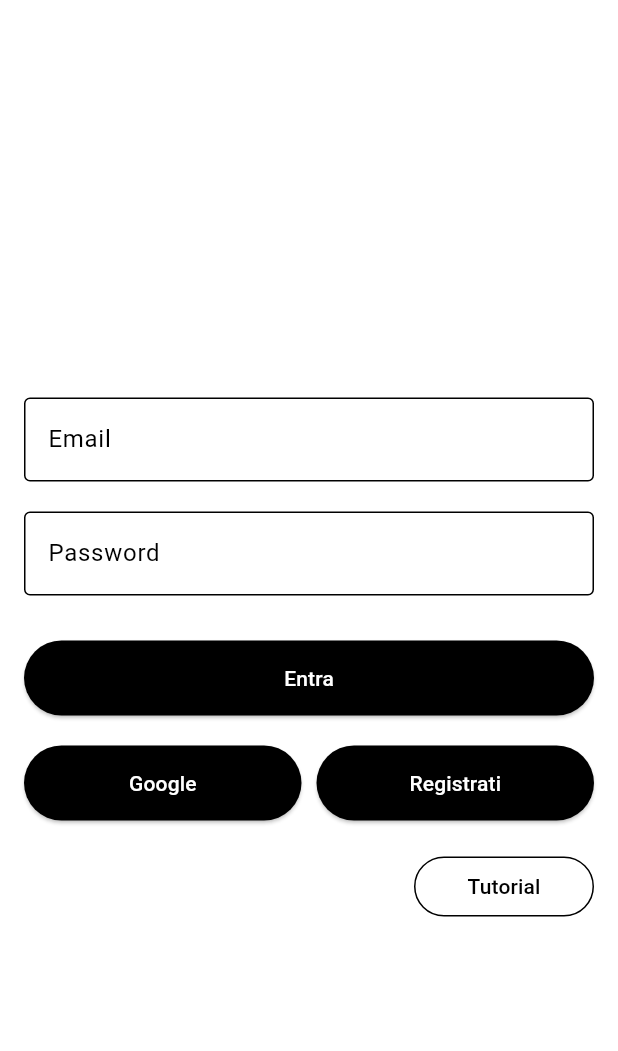
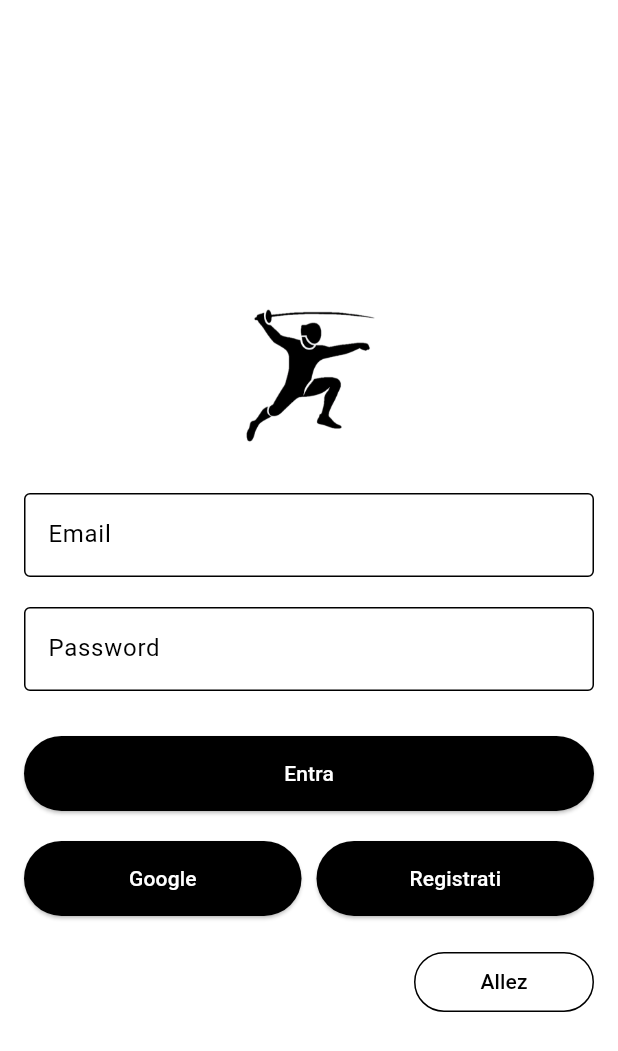
Before and after one commit to AleksandroAliaj/Fencing_App_Flutter, a Flutter app: the screen it shows after launch, on a phone screen of 412 x 824 dp. Shown: the top 1051 px of the screen. Run offline on Flutter 3.47's test engine with Material 3 defaults, Android fonts, the light colour scheme and no system bars; our stand-ins replace cloud_firestore, csv, firebase_auth, firebase_core, google_sign_in, multi_select_flutter and 1 more; accounts and stored records are empty.

Commit message:
elenco utenti bug

```diff
--- a/lib/facility_code_screen.dart
+++ b/lib/facility_code_screen.dart
@@ -14,7 +14,7 @@ class FacilityCodeScreen extends StatelessWidget {
       backgroundColor: Colors.white,
       appBar: AppBar(
         title: const Text(
-          'Questo è il codice struttura che dovrai comunicare al personale e agli atleti',
+          'Comunica il tuo codice!',
           style: TextStyle(color: Colors.black),
         ),
         backgroundColor: Colors.white,
--- a/lib/sign_in_screen.dart
+++ b/lib/sign_in_screen.dart
@@ -243,6 +243,13 @@ class _SignInScreenState extends State<SignInScreen> {
                 child: Column(
                   mainAxisAlignment: MainAxisAlignment.center,
                   children: <Widget>[
+                    // Add the logo here
+                    Image.asset(
+                      'assets/logo.png',
+                      width: MediaQuery.of(context).size.width * 0.23, // Adjust size as needed
+                      height: MediaQuery.of(context).size.width * 0.23 * (850 / 828), // Maintain aspect ratio
+                    ),
+                    const SizedBox(height: 30), // Add some space after the logo
                     TextField(
                       controller: _emailController,
                       decoration: InputDecoration(
@@ -398,7 +405,7 @@ class _SignInScreenState extends State<SignInScreen> {
                           minimumSize: const Size(120, 40),
                         ),
                         child: const Text(
-                          'Tutorial',
+                          'Allez',
                           style: TextStyle(color: Colors.black),
                         ),
                       ),
--- a/pubspec.yaml
+++ b/pubspec.yaml
@@ -78,6 +78,7 @@ flutter:
   assets:
     - assets/fioretto_f.csv
     - assets/fioretto_m.csv
+    - assets/logo.png
     - assets/sciabola_f.csv
     - assets/sciabola_m.csv
     - assets/spada_f.csv
```
Also changed, not shown: lib/user_list_screen.dart (+26 -12 lines), assets/logo.png (added), 3 other files.
